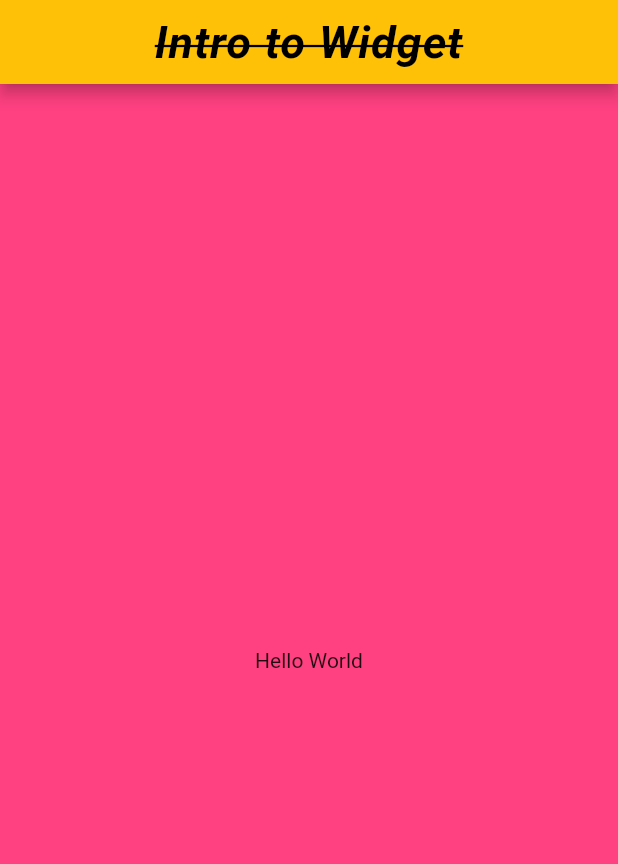
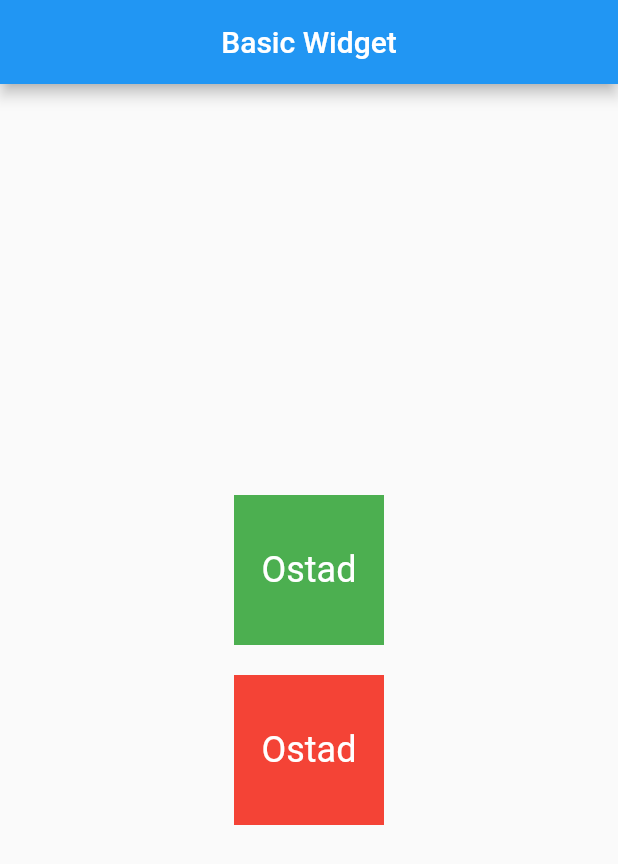
Before and after one commit to siraajul/Flutter_Beginning, a Flutter app: the screen it shows after launch, on a phone screen of 412 x 824 dp. Shown: the top 864 px of the screen. Run offline on Flutter 3.47's test engine with Material 2 defaults, Android fonts, the phone set to English and light mode, and no system bars.

Commit message:
Working on Container

```diff
--- a/lib/main.dart
+++ b/lib/main.dart
@@ -1,52 +1,58 @@
 import 'package:flutter/material.dart';
 
 void main() {
-  runApp(const MyApp(
-    appName: 'First App',
-  ));
+  runApp(MyApp());
 }
 
-//Stateless
 class MyApp extends StatelessWidget {
-  final String appName;
-
-  const MyApp({required this.appName});
+  const MyApp({super.key});
 
   @override
   Widget build(BuildContext context) {
-    return MaterialApp(title: appName, home: HomeScreen());
+    return MaterialApp(
+      debugShowCheckedModeBanner: false,
+      home: HomeScreen(),
+    );
   }
 }
 
 class HomeScreen extends StatelessWidget {
+  const HomeScreen({super.key});
+
   @override
   Widget build(BuildContext context) {
     return Scaffold(
-      backgroundColor: Colors.pinkAccent,
-      //AppBar
       appBar: AppBar(
-        title: Text(
-          'Intro to Widget',
-          textAlign: TextAlign.end,
-          textDirection: TextDirection.ltr,
-          style: TextStyle(
-              fontSize: 30,
-              fontWeight: FontWeight.bold,
-              fontStyle: FontStyle.italic,
-              color: Colors.black,
-              wordSpacing: 0.6,
-              letterSpacing: 0.6,
-              decoration: TextDecoration.lineThrough),
-        ),
+        title: Text('Basic Widget'),
         centerTitle: true,
-        backgroundColor: Colors.amber,
       ),
-
-      //Body
       body: Center(
         child: Column(
           mainAxisAlignment: MainAxisAlignment.center,
-          children: [Text('Hello World')],
+          children: [
+            Container(
+              color: Colors.green,
+              height: 100,
+              width: 100,
+              margin: EdgeInsets.symmetric(horizontal: 20, vertical: 10),
+              alignment: Alignment.center,
+              child: Text(
+                'Ostad',
+                style: TextStyle(color: Colors.white, fontSize: 24),
+              ),
+            ),
+            Container(
+              color: Colors.red,
+              height: 100,
+              width: 100,
+              margin: EdgeInsets.symmetric(horizontal: 20, vertical: 10),
+              alignment: Alignment.center,
+              child: Text(
+                'Ostad',
+                style: TextStyle(color: Colors.white, fontSize: 24),
+              ),
+            )
+          ],
         ),
       ),
     );
```
